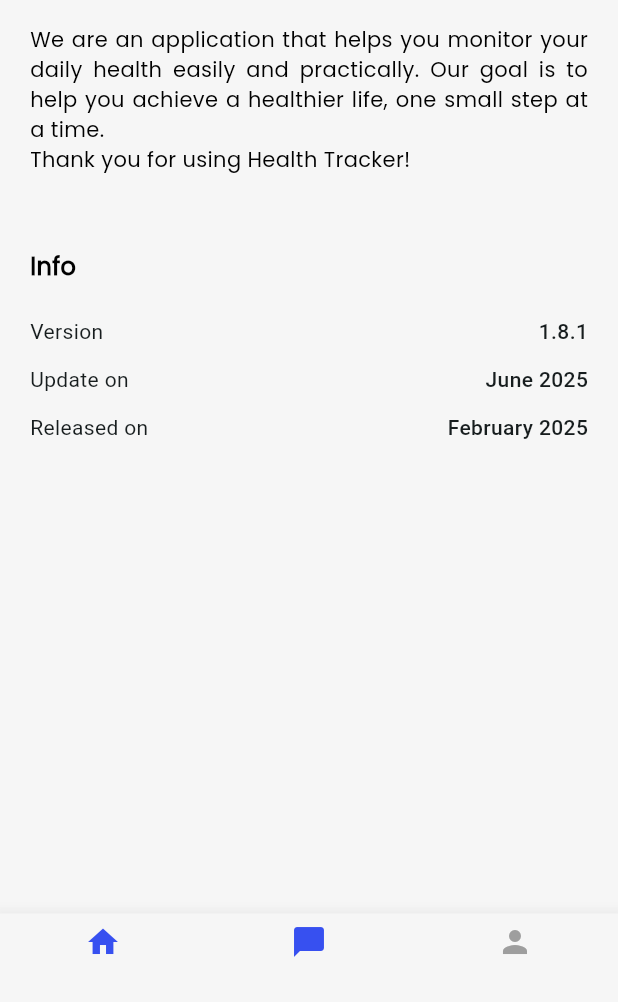
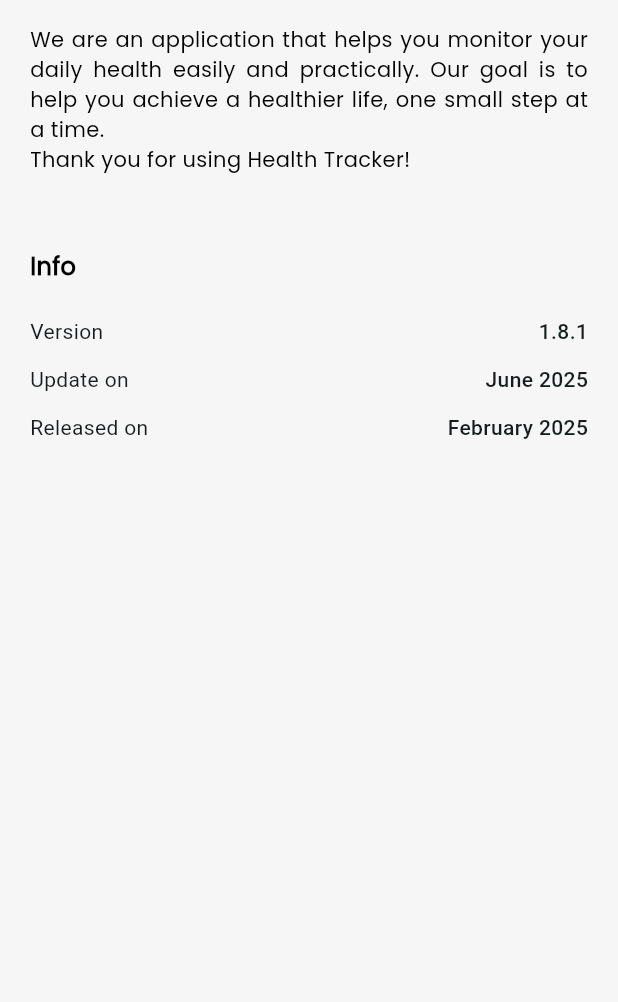
Before and after one commit to lianaprtw/FE_HealthTracker, a Flutter app: the AboutPage screen opened directly, on a phone screen of 412 x 824 dp, the part 234-1236 px from its top. Run offline on Flutter 3.47's test engine with Material 3 defaults, Android fonts, the phone set to English and light mode, and no system bars; our stand-ins replace image_picker, shared_preferences; accounts and stored records are empty; Roboto replaces fonts that are missing (Poppins).

Commit message:
update about

```diff
--- a/lib/views/Trainee/about.dart
+++ b/lib/views/Trainee/about.dart
@@ -71,29 +71,29 @@ class AboutPage extends StatelessWidget {
           ],
         ),
       ),
-      bottomNavigationBar: BottomNavigationBar(
-        backgroundColor: const Color(0xFFF6F6F6),
-        selectedItemColor: const Color(0xFF3750F0),
-        unselectedItemColor: Colors.grey,
-        currentIndex: 0, // Ganti sesuai kebutuhan
-        onTap: (index) {
-          // Navigasi antar halaman
-        },
-        items: const [
-          BottomNavigationBarItem(
-            icon: Icon(Icons.home),
-            label: '',
-          ),
-          BottomNavigationBarItem(
-            icon: Icon(Icons.chat_bubble, color: Color(0xFF3750F0)),
-            label: '',
-          ),
-          BottomNavigationBarItem(
-            icon: Icon(Icons.person),
-            label: '',
-          ),
-        ],
-      ),
+      // bottomNavigationBar: BottomNavigationBar(
+      //   backgroundColor: const Color(0xFFF6F6F6),
+      //   selectedItemColor: const Color(0xFF3750F0),
+      //   unselectedItemColor: Colors.grey,
+      //   currentIndex: 0, // Ganti sesuai kebutuhan
+      //   onTap: (index) {
+      //     // Navigasi antar halaman
+      //   },
+      //   items: const [
+      //     BottomNavigationBarItem(
+      //       icon: Icon(Icons.home),
+      //       label: '',
+      //     ),
+      //     BottomNavigationBarItem(
+      //       icon: Icon(Icons.chat_bubble, color: Color(0xFF3750F0)),
+      //       label: '',
+      //     ),
+      //     BottomNavigationBarItem(
+      //       icon: Icon(Icons.person),
+      //       label: '',
+      //     ),
+      //   ],
+      // ),
     );
   }
 }
```
